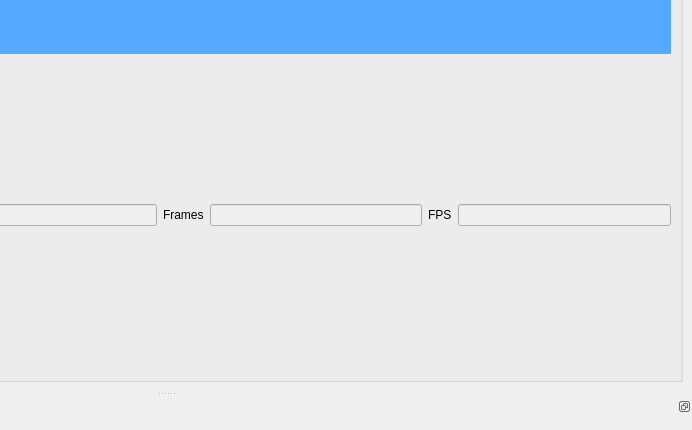
The window that editor/gui/playwindow.ui (ensisoft/detonator) describes before a commit, drawn with Qt 5; both pictures show x 361 to 1053 and y 342 to 772 of the 1053 by 1059 pixel window.
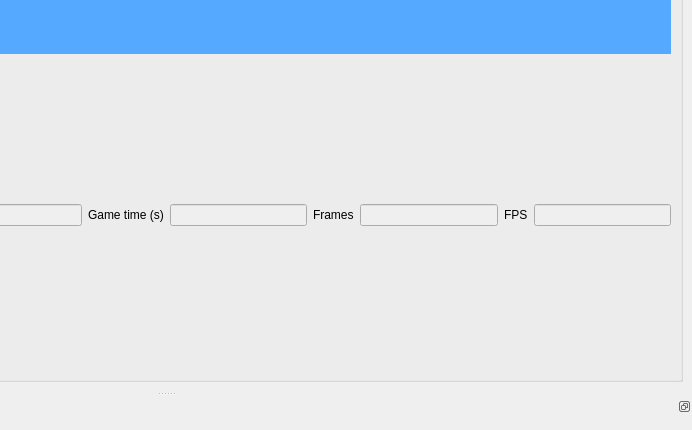
The same window after the commit. Icons and pictures are not drawn.

Commit message:
Refactor application (game and host) statistics
Refactor application (game and host) statistics. Separate statistics
collected by the host process and the game itself. Accumulation of
game time happens now in the app implementation (in the engine) and
can be reported through the stats.

```diff
--- a/editor/gui/playwindow.ui
+++ b/editor/gui/playwindow.ui
@@ -119,6 +119,23 @@
             </property>
            </widget>
           </item>
+          <item>
+           <widget class="QLabel" name="label_7">
+            <property name="text">
+             <string>Game time (s)</string>
+            </property>
+           </widget>
+          </item>
+          <item>
+           <widget class="QLineEdit" name="gameTime">
+            <property name="enabled">
+             <bool>false</bool>
+            </property>
+            <property name="readOnly">
+             <bool>true</bool>
+            </property>
+           </widget>
+          </item>
           <item>
            <widget class="QLabel" name="label_4">
             <property name="text">
```
Left out of the diff: 1 changed line with no effect on the pictures. The commit also changes 5 other files.
